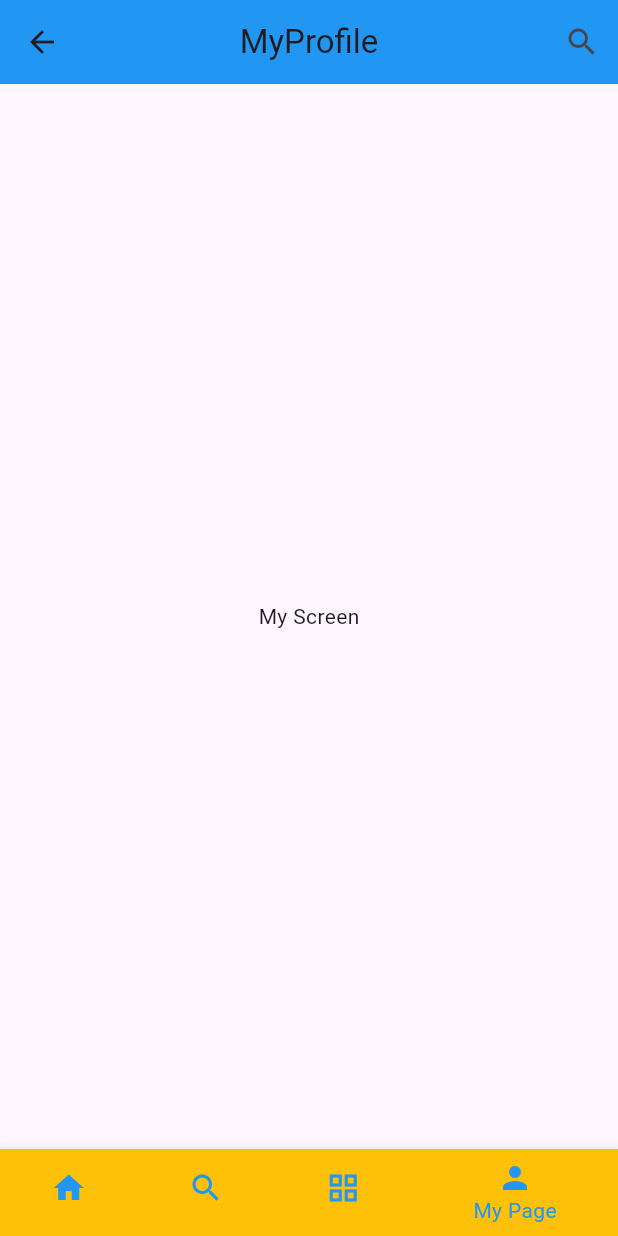
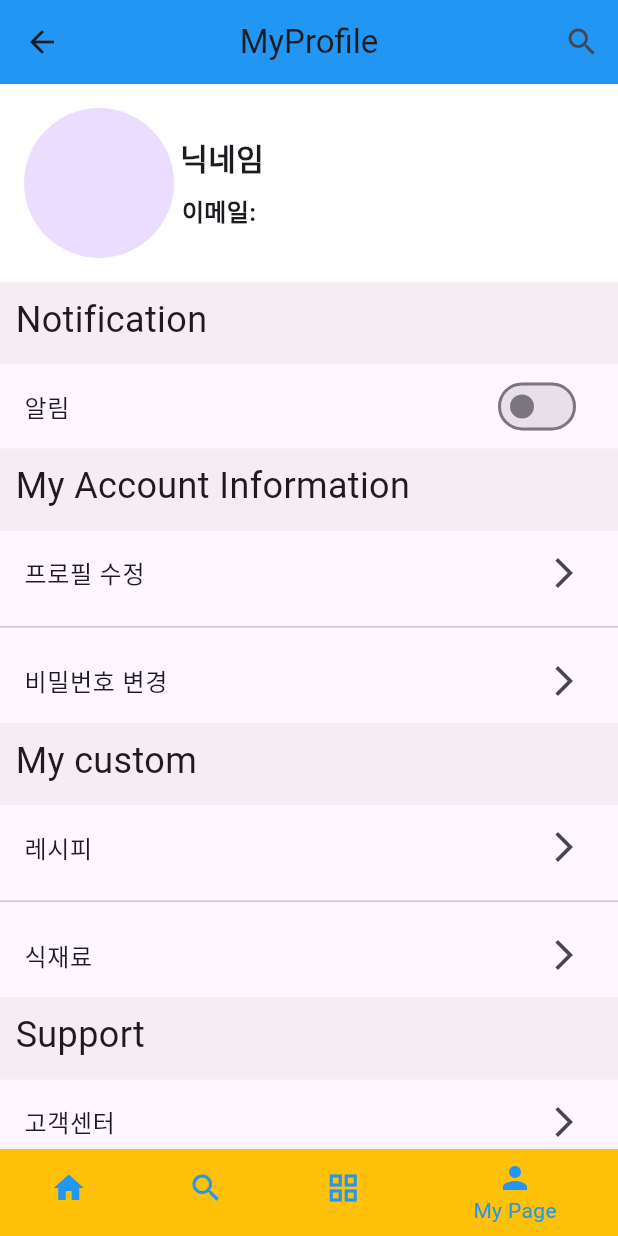
Before and after one commit to sku-sw-academy/jibbap-maker-flutter, a Flutter app: the screen it shows after launch, item 4 of the bottom bar chosen, on a phone screen of 412 x 824 dp. Run offline on Flutter 3.47's test engine with Material 3 defaults, Android fonts, the light colour scheme and no system bars; our stand-ins replace email_validator, firebase_core, sqflite; missing offline and left inert: mysql_client; accounts and stored records are empty; network calls fail.

Commit message:
add myprofile.dart

```diff
--- a/lib/home/homepage.dart
+++ b/lib/home/homepage.dart
@@ -10,6 +10,7 @@ class MyHomePage extends StatefulWidget {
 
 class _MyHomePageState extends State<MyHomePage> {
   bool isSelected = true;
+  final String date = "2024-05-17";
 
   @override
   Widget build(BuildContext context) {
@@ -67,7 +68,7 @@ class _MyHomePageState extends State<MyHomePage> {
                               ],
                             ),
                             IconButton(
-                              icon: Icon(Icons.add_chart_outlined),
+                              icon: Icon(Icons.arrow_forward_ios),
                               onPressed: () {
                                 // 아이콘 버튼이 눌렸을 때 실행될 코드 추가
                               },
@@ -180,8 +181,12 @@ class _MyHomePageState extends State<MyHomePage> {
                   mainAxisAlignment: MainAxisAlignment.end, // 오른쪽 정렬
                   children: [
                     Text(
-                      '가격단위 : 원 기준일 (2024.05.17)',
-                      style: TextStyle(fontSize: 16, color: Colors.black26),
+                      '가격단위 : 원 기준일 ($date)',
+                      style: TextStyle(fontSize: 16,
+                          color: Colors.black,
+                          //decoration: TextDecoration.underline,
+                          fontWeight: FontWeight.bold
+                      ),
                     ),
                   ],
                 ),
@@ -193,7 +198,7 @@ class _MyHomePageState extends State<MyHomePage> {
 
           Container(
             height: screenHeight / 4,
-            color: Colors.lightGreenAccent[100],
+            color: Color(0xFFFCFCF1),
             child: Column(
               children: [
                 Row(),
@@ -206,9 +211,9 @@ class _MyHomePageState extends State<MyHomePage> {
 
           Container(
             height: screenHeight / 4,
-            color: Colors.black12,
+            color: Colors.white70,
             child: Card(
-              color: Colors.greenAccent[100],
+              color: Colors.lightGreenAccent[100],
             ),
           ),
         ],
--- a/lib/mypage/mypage.dart
+++ b/lib/mypage/mypage.dart
@@ -2,6 +2,7 @@ import 'package:flutter/material.dart';
 import 'package:flutter/widgets.dart';
 import 'package:flutter_splim/recipeview/recipeview.dart';
 import 'package:flutter_splim/search/search.dart';
+import 'package:flutter_splim/mypage/myprofile.dart';
 
 class MyPage extends StatelessWidget {
 
@@ -11,29 +12,12 @@ class MyPage extends StatelessWidget {
       length: 4, // 탭의 개수
       initialIndex: 3, // 초기화할 탭의 인덱스 (0부터 시작)
       child: Scaffold(
-        appBar: AppBar(
-          title: Text('MyProfile'),
-          backgroundColor: Colors.blue,
-          centerTitle: true,
-          actions: [
-            IconButton(
-              icon: Icon(Icons.search),
-              onPressed: () {
-                Navigator.push(
-                  context,
-                  MaterialPageRoute(builder: (context) => SearchPage()),
-                );
-              },
-            ),
-          ],
-        ),
-
         body: TabBarView(
           children: [
             Container(),
             Container(),
             Container(),
-            MyScreen(), // 마이페이지
+            MyProfile (), // 마이페이지
           ],
         ),
         bottomNavigationBar: BottomNavigationBar(
@@ -82,12 +66,3 @@ class MyPage extends StatelessWidget {
     );
   }
 }
-
-class MyScreen extends StatelessWidget {
-  @override
-  Widget build(BuildContext context) {
-    return Center(
-      child: Text('My Screen'),
-    );
-  }
-}
--- /dev/null
+++ b/lib/mypage/myprofile.dart
@@ -0,0 +1,196 @@
+import 'package:flutter/material.dart';
+import 'package:flutter_splim/search/search.dart';
+
+class MyProfile extends StatefulWidget {
+  @override
+  _MyProfileState createState() => _MyProfileState();
+}
+
+class _MyProfileState extends State<MyProfile> {
+  bool _switchValue = false;
+
+  @override
+  Widget build(BuildContext context) {
+    double screenWidth = MediaQuery.of(context).size.width;
+    double screenHeight = MediaQuery.of(context).size.height;
+
+    return Scaffold(
+      appBar: AppBar(
+        title: Text('MyProfile'),
+        backgroundColor: Colors.blue,
+        centerTitle: true,
+        actions: [
+          IconButton(
+            icon: Icon(Icons.search),
+            onPressed: () {
+              Navigator.push(
+                context,
+                MaterialPageRoute(builder: (context) => SearchPage()),
+              );
+            },
+          ),
+        ],
+      ),
+
+      body: ListView(
+          children: [
+            Container(
+              color: Colors.white,
+              padding: EdgeInsets.all(16),
+              child: Row(
+                children: [
+                  CircleAvatar(
+                    radius: 50,
+                      // 프로필 사진 URL
+                  ),
+
+                  SizedBox(width: screenWidth / 100),
+
+                  Column(
+                    children: [
+                      Text(
+                        '닉네임', // 여기에 닉네임을 넣어주세요
+                        style: TextStyle(fontSize: 20, fontWeight: FontWeight.bold),
+                      ),
+
+                      SizedBox(height: screenHeight / 80),
+
+                      Text(
+                        '이메일: ', // 여기에 닉네임을 넣어주세요
+                        style: TextStyle(fontSize: 16, fontWeight: FontWeight.bold),
+                      ),
+                    ],
+                  ),
+
+                ],
+              ),
+            ),
+
+            Container(
+              color: Color(0x1FB9A2A2),
+              width: double.infinity,
+              height: screenHeight / 15,
+              padding: EdgeInsets.only(left: screenWidth / 40,
+              top: screenHeight / 100),
+              child: Text(
+                "Notification",
+                style: TextStyle(fontSize: 24),
+              ),
+
+            ),
+
+            SwitchListTile(
+                value: _switchValue,
+                title: Text("알림"),
+                onChanged: (bool value){
+                  setState(() {
+                    _switchValue = value;
+                  });
+                }
+            ),
+
+            Container(
+              color: Color(0x1FB9A2A2),
+              width: double.infinity,
+              height: screenHeight / 15,
+              padding: EdgeInsets.only(left: screenWidth / 40,
+                  top: screenHeight / 100),
+              child: Text(
+                "My Account Information",
+                style: TextStyle(fontSize: 24),
+              ),
+
+            ),
+
+            ListTile(
+              title: Text("프로필 수정"),
+                trailing: Icon(Icons.arrow_forward_ios),
+              onTap: () {
+
+              },
+            ),
+
+            Divider(),
+
+            ListTile(
+              title: Text("비밀번호 변경"),
+                trailing: Icon(Icons.arrow_forward_ios),
+              onTap: () {
+
+              },
+            ),
+
+            Container(
+              color: Color(0x1FB9A2A2),
+              width: double.infinity,
+              height: screenHeight / 15,
+              padding: EdgeInsets.only(left: screenWidth / 40,
+                  top: screenHeight / 100),
+              child: Text(
+                "My custom",
+                style: TextStyle(fontSize: 24),
+              ),
+
+            ),
+
+            ListTile(
+                title: Text("레시피"),
+                trailing: Icon(Icons.arrow_forward_ios),
+              onTap: () {
+
+              },
+            ),
+
+            Divider(),
+
+            ListTile(
+                title: Text("식재료"),
+                trailing: Icon(Icons.arrow_forward_ios),
+              onTap: () {
+
+              },
+            ),
+
+            Container(
+              color: Color(0x1FB9A2A2),
+              width: double.infinity,
+              height: screenHeight / 15,
+              padding: EdgeInsets.only(left: screenWidth / 40,
+                  top: screenHeight / 100),
+              child: Text(
+                "Support",
+                style: TextStyle(fontSize: 24),
+              ),
+
+            ),
+
+            ListTile(
+                title: Text("고객센터"),
+                trailing: Icon(Icons.arrow_forward_ios),
+              onTap: () {
+
+              },
+            ),
+
+            Divider(),
+
+            Center(
+              child: Container(
+                width: screenWidth / 5, // 버튼의 폭 설정
+                height: screenHeight / 15,
+                color: Colors.white,
+                margin: EdgeInsets.only(top: screenHeight / 60),
+                child: ElevatedButton(
+                  onPressed: () {
+                    // 버튼 동작 추가
+                  },
+                  child: Text("Log out", style: TextStyle(color: Colors.black),),
+                ),
+              ),
+            ),
+
+          ],
+      ),
+    );
+  }
+}
```
Also changed, not shown: lib/firebase_options.dart, pubspec.lock.
